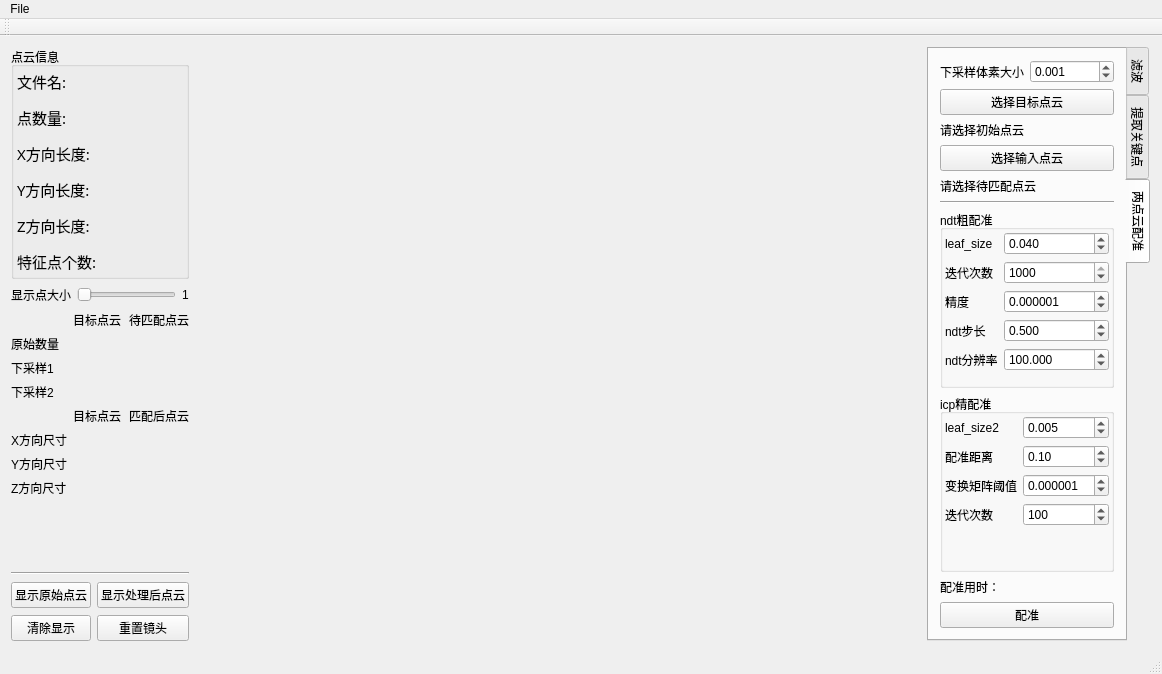
Qt form PCLTool/PCLTool.ui (YanZY97/PCLTool) before a commit.
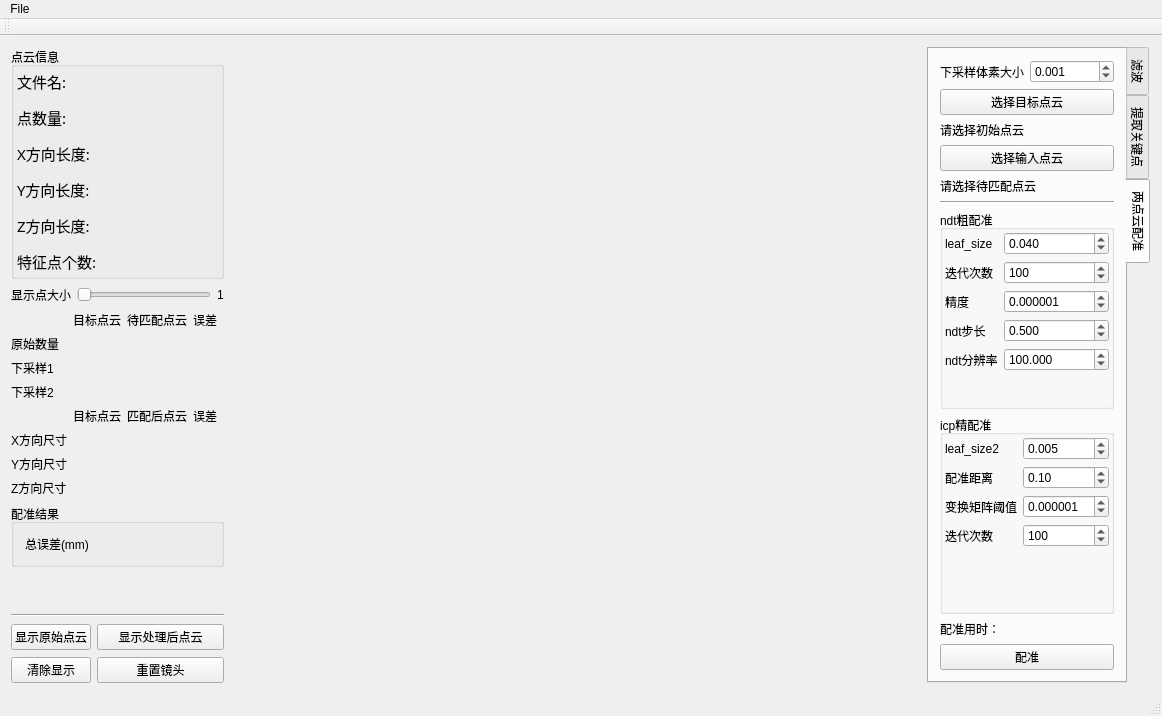
The same form after that commit. Custom widgets are drawn as their Qt base class.

Patch:
```diff
--- a/PCLTool/PCLTool.ui
+++ b/PCLTool/PCLTool.ui
@@ -7,7 +7,7 @@
     <x>0</x>
     <y>0</y>
     <width>1162</width>
-    <height>674</height>
+    <height>686</height>
    </rect>
   </property>
   <property name="windowTitle">
@@ -22,7 +22,7 @@
    </property>
    <layout class="QHBoxLayout" name="horizontalLayout" stretch="0,1,0">
     <item>
-     <layout class="QVBoxLayout" name="layoutDisplay" stretch="0,0,0,1,0,0">
+     <layout class="QVBoxLayout" name="layoutDisplay" stretch="0,0,0,0,1,0,0">
       <property name="spacing">
        <number>7</number>
       </property>
@@ -376,9 +376,16 @@
           </property>
          </widget>
         </item>
-        <item row="7" column="1">
-         <widget class="QLabel" name="lblTgtSizeZ">
+        <item row="0" column="3">
+         <widget class="QLabel" name="label_41">
           <property name="text">
+           <string>误差</string>
+          </property>
+         </widget>
+        </item>
+        <item row="1" column="3">
+         <widget class="QLabel" name="lblNumErr1">
+          <property name="text">
            <string/>
           </property>
          </widget>
@@ -397,8 +404,59 @@
           </property>
          </widget>
         </item>
+        <item row="5" column="3">
+         <widget class="QLabel" name="lblErrX">
+          <property name="text">
+           <string/>
+          </property>
+         </widget>
+        </item>
+        <item row="6" column="3">
+         <widget class="QLabel" name="lblErrY">
+          <property name="text">
+           <string/>
+          </property>
+         </widget>
+        </item>
+        <item row="7" column="3">
+         <widget class="QLabel" name="lblErrZ">
+          <property name="text">
+           <string/>
+          </property>
+         </widget>
+        </item>
+        <item row="4" column="3">
+         <widget class="QLabel" name="label_48">
+          <property name="text">
+           <string>误差  </string>
+          </property>
+         </widget>
+        </item>
        </layout>
       </item>
+      <item>
+       <widget class="QGroupBox" name="groupBox_4">
+        <property name="title">
+         <string>配准结果</string>
+        </property>
+        <layout class="QFormLayout" name="formLayout_7">
+         <item row="0" column="0">
+          <widget class="QLabel" name="label_38">
+           <property name="text">
+            <string>总误差(mm)</string>
+           </property>
+          </widget>
+         </item>
+         <item row="0" column="1">
+          <widget class="QLabel" name="lblRegError">
+           <property name="text">
+            <string/>
+           </property>
+          </widget>
+         </item>
+        </layout>
+       </widget>
+      </item>
       <item>
        <spacer name="verticalSpacer">
         <property name="orientation">
@@ -1195,7 +1253,7 @@
                   <number>1000</number>
                  </property>
                  <property name="value">
-                  <number>1000</number>
+                  <number>100</number>
                  </property>
                  <property name="displayIntegerBase">
                   <number>10</number>
```
Left out of the diff: 49 changed lines with no effect on the pictures.
